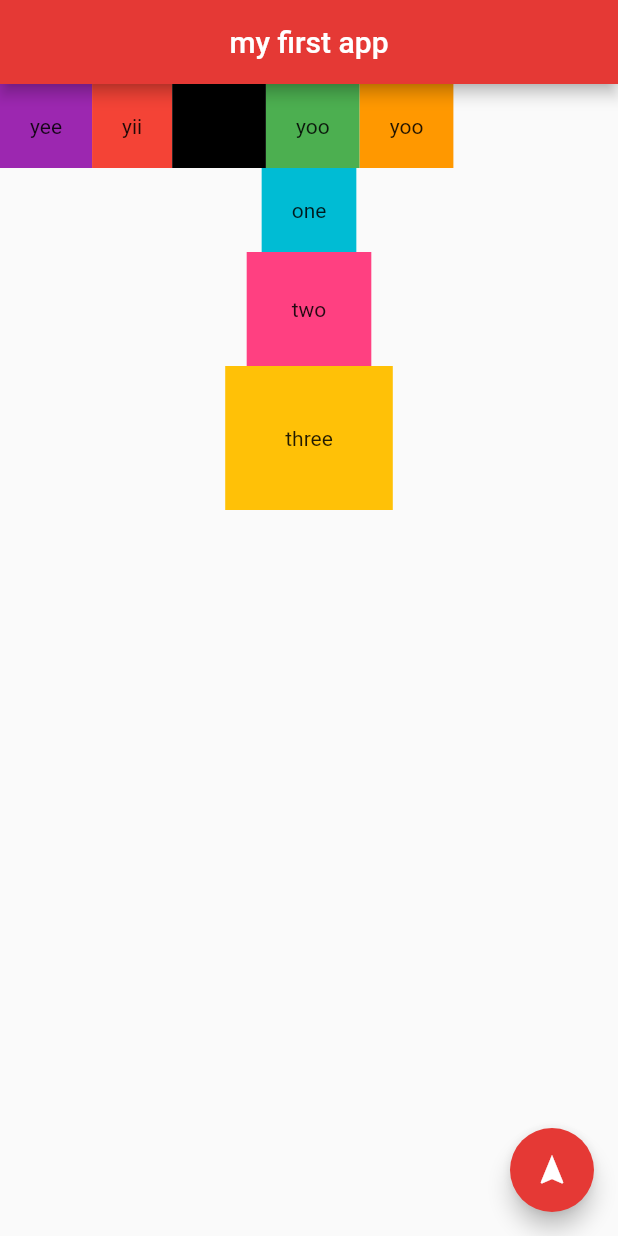
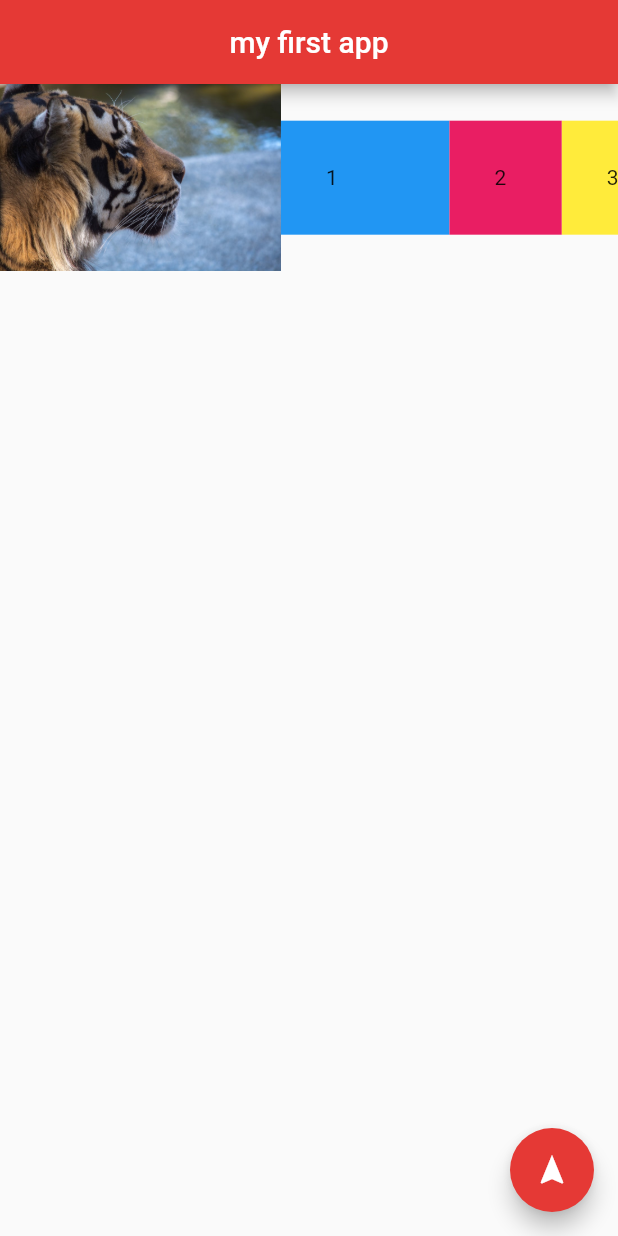
Before and after one commit to PUAJINGYI/my_app, a Flutter app: the screen it shows after launch, on a phone screen of 412 x 824 dp. Run offline on Flutter 3.47's test engine with Material 2 defaults, Android fonts, the phone set to English and light mode, and no system bars.

Commit message:
expanded widget

```diff
--- a/lib/main.dart
+++ b/lib/main.dart
@@ -90,56 +90,89 @@ class Home extends StatelessWidget {
       //     ),
       //   ],
       // ),
-      body: Column(
-        // mainAxisAlignment: MainAxisAlignment.end,
-        // crossAxisAlignment: CrossAxisAlignment.end,
+      // body: Column(
+      //   // mainAxisAlignment: MainAxisAlignment.end,
+      //   // crossAxisAlignment: CrossAxisAlignment.end,
+      //   children: [
+      //     Row(
+      //       children: [
+      //         Container(
+      //           padding: EdgeInsets.all(20.0),
+      //           color: Colors.purple,
+      //           child: Text('yee'),
+      //         ),
+      //         Container(
+      //           padding: EdgeInsets.all(20.0),
+      //           color: Colors.red,
+      //           child: Text('yii'),
+      //         ),
+      //         Container(
+      //           padding: EdgeInsets.all(20.0),
+      //           color: Colors.black,
+      //           child: Text('yoo'),
+      //         ),
+      //         Container(
+      //           padding: EdgeInsets.all(20.0),
+      //           color: Colors.green,
+      //           child: Text('yoo'),
+      //         ),
+      //         Container(
+      //           padding: EdgeInsets.all(20.0),
+      //           color: Colors.orange,
+      //           child: Text('yoo'),
+      //         ),
+      //       ],
+      //     ),
+      //     Container(
+      //       padding: EdgeInsets.all(20.0),
+      //       color: Colors.cyan,
+      //       child: Text('one'),
+      //     ),
+      //     Container(
+      //       padding: EdgeInsets.all(30.0),
+      //       color: Colors.pinkAccent,
+      //       child: Text('two'),
+      //     ),
+      //     Container(
+      //       padding: EdgeInsets.all(40.0),
+      //       color: Colors.amber,
+      //       child: Text('three'),
+      //     ),
+      //   ],
+      // ),
+      body: Row(
         children: [
-          Row(
-            children: [
-              Container(
-                padding: EdgeInsets.all(20.0),
-                color: Colors.purple,
-                child: Text('yee'),
-              ),
-              Container(
-                padding: EdgeInsets.all(20.0),
-                color: Colors.red,
-                child: Text('yii'),
-              ),
-              Container(
-                padding: EdgeInsets.all(20.0),
-                color: Colors.black,
-                child: Text('yoo'),
-              ),
-              Container(
-                padding: EdgeInsets.all(20.0),
-                color: Colors.green,
-                child: Text('yoo'),
-              ),
-              Container(
-                padding: EdgeInsets.all(20.0),
-                color: Colors.orange,
-                child: Text('yoo'),
-              ),
-            ],
+          Expanded(
+            flex: 5,
+            child: Image.asset('assets/img4.jpg'),
           ),
-          Container(
-            padding: EdgeInsets.all(20.0),
-            color: Colors.cyan,
-            child: Text('one'),
+          Expanded(
+            flex: 3,
+            child: Container(
+              padding: EdgeInsets.all(30.0),
+              color: Colors.blue,
+              child: Text('1'),
+            ),
           ),
-          Container(
-            padding: EdgeInsets.all(30.0),
-            color: Colors.pinkAccent,
-            child: Text('two'),
+          Expanded(
+            flex: 2,
+            child: Container(
+              padding: EdgeInsets.all(30.0),
+              color: Colors.pink,
+              child: Text('2'),
+            ),
           ),
-          Container(
-            padding: EdgeInsets.all(40.0),
-            color: Colors.amber,
-            child: Text('three'),
+          Expanded(
+            flex: 1,
+            child: Container(
+              padding: EdgeInsets.all(30.0),
+              color: Colors.yellow,
+              child: Text('3'),
+            ),
           ),
         ],
       ),
+
       floatingActionButton: FloatingActionButton(
         onPressed: () {},
         backgroundColor: Colors.red[600],
```
